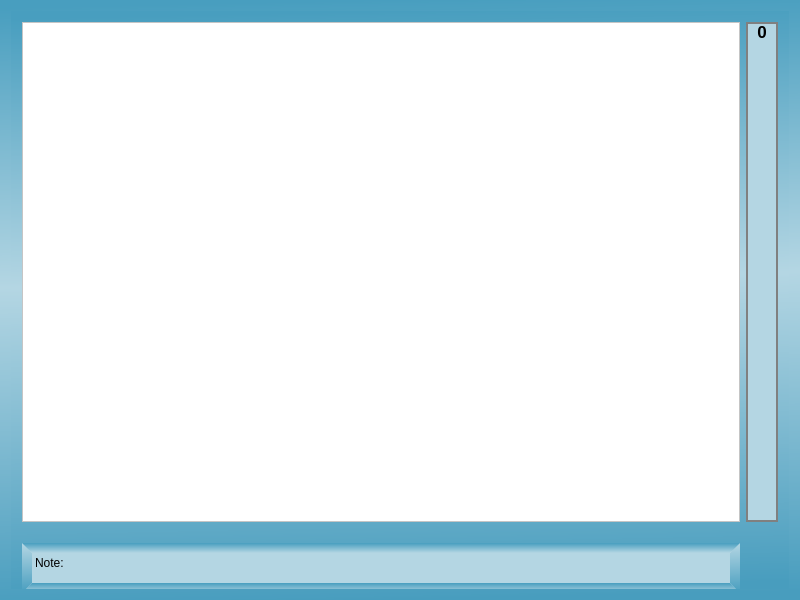
andrewreeman/staffGames, file game_notefinding.ui: the form before one commit.
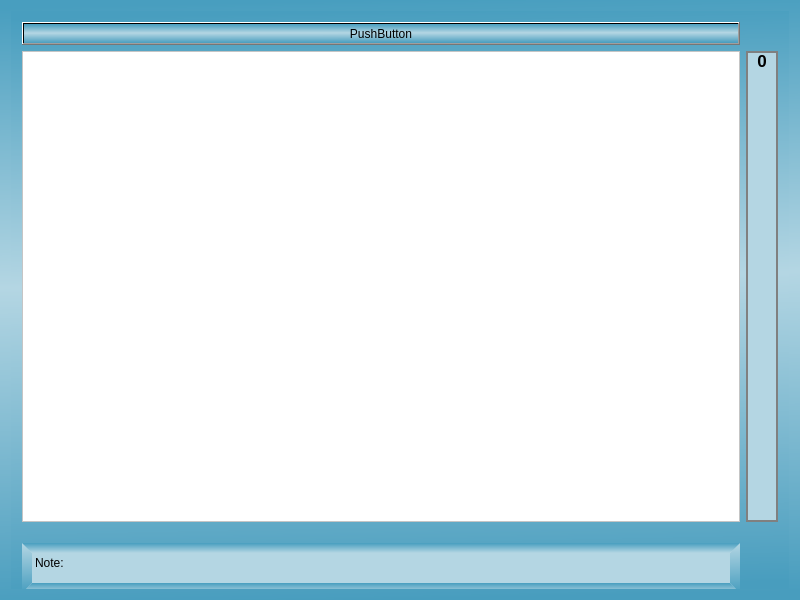
The form after the commit.

```diff
--- a/game_notefinding.ui
+++ b/game_notefinding.ui
@@ -47,7 +47,7 @@
        </property>
        <widget class="QWidget" name="game">
         <layout class="QGridLayout" name="gridLayout_2">
-         <item row="0" column="0">
+         <item row="1" column="0">
           <widget class="QGraphicsView" name="graphicsView">
            <property name="sizePolicy">
             <sizepolicy hsizetype="Expanding" vsizetype="Expanding">
@@ -69,7 +69,7 @@
            </property>
           </widget>
          </item>
-         <item row="0" column="2">
+         <item row="1" column="2">
           <widget class="QProgressBar" name="score">
            <property name="font">
             <font>
@@ -110,7 +110,7 @@
            </property>
           </widget>
          </item>
-         <item row="1" column="0">
+         <item row="2" column="0">
           <widget class="QLabel" name="guiChallenge">
            <property name="sizePolicy">
             <sizepolicy hsizetype="Preferred" vsizetype="Minimum">
@@ -146,6 +146,13 @@
            </property>
           </widget>
          </item>
+         <item row="0" column="0">
+          <widget class="QPushButton" name="pushButton_2">
+           <property name="text">
+            <string>PushButton</string>
+           </property>
+          </widget>
+         </item>
         </layout>
        </widget>
        <widget class="QWidget" name="won">
```
